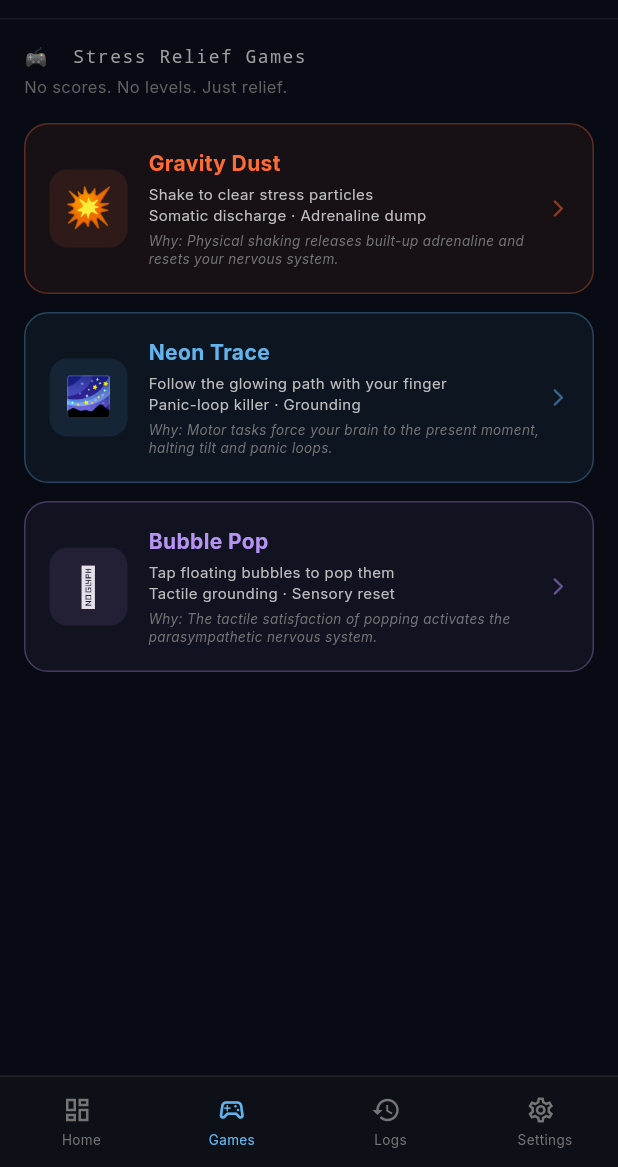
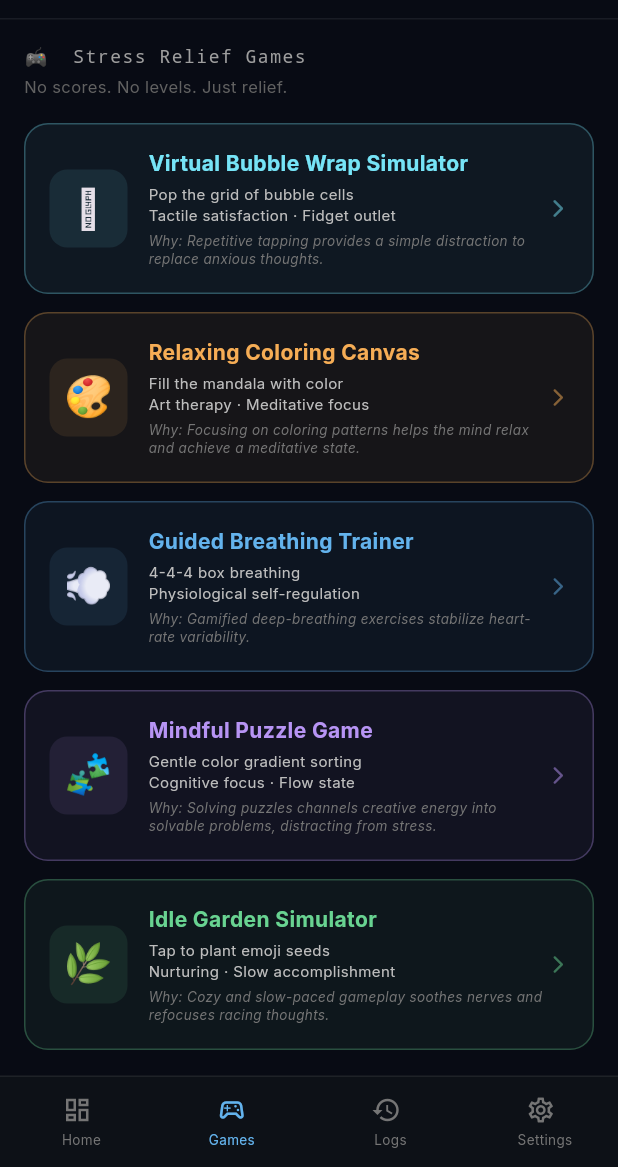
Before and after one commit to PrajwalGaniga/HACKMATRIX-System-Crash, a Flutter app: the screen it shows after launch, item 2 of the bottom bar chosen, on a phone screen of 412 x 824 dp, the part 69-1236 px from its top. Run offline on Flutter 3.47's test engine with Material 3 defaults, Android fonts, the phone set to English and light mode, and no system bars; our stand-ins replace fl_chart, google_fonts, permission_handler, sensors_plus, socket_io_client, vibration; network calls fail.

Commit message:
2nd commit

```diff
--- a/mobile/lib/models/intervention_model.dart
+++ b/mobile/lib/models/intervention_model.dart
@@ -13,8 +13,9 @@ class InterventionModel {
   final bool triggerCall;
   final String? gameId;
   final Map<String, dynamic> auData;
+  final DateTime timestamp;
 
-  const InterventionModel({
+  InterventionModel({
     required this.stressLevel,
     required this.action,
     this.level = 'NONE',
@@ -29,7 +30,8 @@ class InterventionModel {
     this.triggerCall = false,
     this.gameId,
     this.auData = const {},
-  });
+    DateTime? timestamp,
+  }) : timestamp = timestamp ?? DateTime.now();
 
   factory InterventionModel.fromJson(Map<String, dynamic> json) {
     return InterventionModel(
--- a/mobile/lib/screens/home_screen.dart
+++ b/mobile/lib/screens/home_screen.dart
@@ -5,6 +5,7 @@ import 'package:provider/provider.dart';
 import 'package:sensors_plus/sensors_plus.dart';
 import 'package:http/http.dart' as http;
 import 'dart:convert';
+import 'package:intl/intl.dart';
 import '../services/socket_service.dart';
 import '../services/haptic_service.dart';
 import '../models/intervention_model.dart';
@@ -13,6 +14,11 @@ import 'intervention_hub.dart';
 import 'game_shake.dart';
 import 'game_neon_trace.dart';
 import 'game_bubble_pop.dart';
+import 'game_bubble_wrap.dart';
+import 'game_coloring.dart';
+import 'game_breathing.dart';
+import 'game_mindful_puzzle.dart';
+import 'game_idle_garden.dart';
 
 class HomeScreen extends StatefulWidget {
   const HomeScreen({super.key});
@@ -462,6 +468,48 @@ class _GamesTab extends StatelessWidget {
         Text('No scores. No levels. Just relief.', style: TextStyle(fontSize: 11, color: Colors.grey[700])),
         const SizedBox(height: 16),
         _GameCard(
+          emoji: '🫧', title: 'Virtual Bubble Wrap Simulator',
+          subtitle: 'Pop the grid of bubble cells\nTactile satisfaction · Fidget outlet',
+          color: const Color(0xFF76E4F7),
+          why: 'Repetitive tapping provides a simple distraction to replace anxious thoughts.',
+          onTap: () => Navigator.push(context, MaterialPageRoute(builder: (_) => const BubbleWrapGame())),
+        ),
+        const SizedBox(height: 12),
+        _GameCard(
+          emoji: '🎨', title: 'Relaxing Coloring Canvas',
+          subtitle: 'Fill the mandala with color\nArt therapy · Meditative focus',
+          color: const Color(0xFFF6AD55),
+          why: 'Focusing on coloring patterns helps the mind relax and achieve a meditative state.',
+          onTap: () => Navigator.push(context, MaterialPageRoute(builder: (_) => const RelaxingColoringGame())),
+        ),
+        const SizedBox(height: 12),
+        _GameCard(
+          emoji: '💨', title: 'Guided Breathing Trainer',
+          subtitle: '4-4-4 box breathing\nPhysiological self-regulation',
+          color: const Color(0xFF63B3ED),
+          why: 'Gamified deep-breathing exercises stabilize heart-rate variability.',
+          onTap: () => Navigator.push(context, MaterialPageRoute(builder: (_) => const BreathingTrainerGame())),
+        ),
+        const SizedBox(height: 12),
+        _GameCard(
+          emoji: '🧩', title: 'Mindful Puzzle Game',
+          subtitle: 'Gentle color gradient sorting\nCognitive focus · Flow state',
+          color: const Color(0xFFB794F4),
+          why: 'Solving puzzles channels creative energy into solvable problems, distracting from stress.',
+          onTap: () => Navigator.push(context, MaterialPageRoute(builder: (_) => const MindfulPuzzleGame())),
+        ),
+        const SizedBox(height: 12),
+        _GameCard(
+          emoji: '🌿', title: 'Idle Garden Simulator',
+          subtitle: 'Tap to plant emoji seeds\nNurturing · Slow accomplishment',
+          color: const Color(0xFF68D391),
+          why: 'Cozy and slow-paced gameplay soothes nerves and refocuses racing thoughts.',
+          onTap: () => Navigator.push(context, MaterialPageRoute(builder: (_) => const IdleGardenGame())),
+        ),
+        const SizedBox(height: 20),
+        const Divider(color: Colors.white12),
+        const SizedBox(height: 20),
+        _GameCard(
           emoji: '💥', title: 'Gravity Dust',
           subtitle: 'Shake to clear stress particles\nSomatic discharge · Adrenaline dump',
           color: const Color(0xFFFF6B35),
@@ -472,7 +520,7 @@ class _GamesTab extends StatelessWidget {
         _GameCard(
           emoji: '🌌', title: 'Neon Trace',
           subtitle: 'Follow the glowing path with your finger\nPanic-loop killer · Grounding',
-          color: const Color(0xFF63B3ED),
+          color: const Color(0xFF4FD1C5),
           why: 'Motor tasks force your brain to the present moment, halting tilt and panic loops.',
           onTap: () => Navigator.push(context, MaterialPageRoute(builder: (_) => const NeonTraceGame())),
         ),
@@ -480,7 +528,7 @@ class _GamesTab extends StatelessWidget {
         _GameCard(
           emoji: '🫧', title: 'Bubble Pop',
           subtitle: 'Tap floating bubbles to pop them\nTactile grounding · Sensory reset',
-          color: const Color(0xFFB794F4),
+          color: const Color(0xFFFC8181),
           why: 'The tactile satisfaction of popping activates the parasympathetic nervous system.',
           onTap: () => Navigator.push(context, MaterialPageRoute(builder: (_) => const BubblePopGame())),
         ),
@@ -574,9 +622,12 @@ class _InterventionList extends StatelessWidget {
           padding: const EdgeInsets.all(12),
           decoration: BoxDecoration(color: const Color(0xFF0D1117), borderRadius: BorderRadius.circular(12), border: Border.all(color: color.withValues(alpha: 0.2))),
           child: Column(crossAxisAlignment: CrossAxisAlignment.start, children: [
-            Row(children: [
-              Text('${h.toastEmoji} ${h.stressLevel} — ${h.action}', style: TextStyle(fontSize: 11, fontWeight: FontWeight.w700, color: color, fontFamily: 'monospace')),
-              const Spacer(),
+            Row(crossAxisAlignment: CrossAxisAlignment.start, children: [
+              Expanded(child: Column(crossAxisAlignment: CrossAxisAlignment.start, children: [
+                Text('${h.toastEmoji} ${h.stressLevel} — ${h.action}', style: TextStyle(fontSize: 11, fontWeight: FontWeight.w700, color: color, fontFamily: 'monospace')),
+                const SizedBox(height: 2),
+                Text(DateFormat('MMM d, h:mm a').format(h.timestamp), style: TextStyle(fontSize: 9, color: Colors.grey[600], fontFamily: 'monospace')),
+              ])),
               if (h.triggerCall) const Text('📞 Called', style: TextStyle(fontSize: 9, color: Color(0xFF76E4F7))),
             ]),
             if (h.gameId != null && h.gameId!.isNotEmpty) ...[
--- a/mobile/lib/screens/intervention_hub.dart
+++ b/mobile/lib/screens/intervention_hub.dart
@@ -2,15 +2,13 @@ import 'dart:async';
 import 'package:flutter/material.dart';
 import '../models/intervention_model.dart';
 import '../services/haptic_service.dart';
-import 'game_shake.dart';
-import 'game_neon_trace.dart';
-import 'game_bubble_pop.dart';
 import 'game_bubble_wrap.dart';
+import 'game_coloring.dart';
 import 'game_breathing.dart';
+import 'game_mindful_puzzle.dart';
 import 'game_idle_garden.dart';
-import 'game_mindful_puzzle.dart';
 
-/// All available game descriptors
+/// Master list of the 5 targetless games
 class _GameInfo {
   final String id, emoji, title, subtitle;
   final Color color;
@@ -19,13 +17,11 @@ class _GameInfo {
 }
 
 const _games = [
-  _GameInfo(id: 'BUBBLE_WRAP',     emoji: '🫧', title: 'Bubble Wrap',     subtitle: 'Pop the grid • reset your senses',      color: Color(0xFF76E4F7), builder: BubbleWrapGame.new),
-  _GameInfo(id: 'BREATHING',       emoji: '💨', title: 'Breathing',        subtitle: '4-4-4 box breathing • guided circle',   color: Color(0xFF63B3ED), builder: BreathingTrainerGame.new),
-  _GameInfo(id: 'IDLE_GARDEN',     emoji: '🌿', title: 'Idle Garden',      subtitle: 'Tap to plant • watch things grow',      color: Color(0xFF68D391), builder: IdleGardenGame.new),
-  _GameInfo(id: 'MINDFUL_PUZZLE',  emoji: '🎨', title: 'Mindful Puzzle',   subtitle: 'Sort color tiles • slow focus',         color: Color(0xFFB794F4), builder: MindfulPuzzleGame.new),
-  _GameInfo(id: 'GRAVITY_DUST',    emoji: '💥', title: 'Gravity Dust',     subtitle: 'Shake to clear stress particles',        color: Color(0xFFFF6B35), builder: GravityDustGame.new),
-  _GameInfo(id: 'NEON_TRACE',      emoji: '🌌', title: 'Neon Trace',       subtitle: 'Trace the glowing path • grounding',    color: Color(0xFF63B3ED), builder: NeonTraceGame.new),
-  _GameInfo(id: 'BUBBLE_POP',      emoji: '🫧', title: 'Bubble Pop',       subtitle: 'Tap rising bubbles • tactile relief',   color: Color(0xFFB794F4), builder: BubblePopGame.new),
+  _GameInfo(id: 'BUBBLE_WRAP',       emoji: '🫧', title: 'Bubble Wrap',      subtitle: 'Pop the grid • Reset senses',       color: Color(0xFF76E4F7), builder: BubbleWrapGame.new),
+  _GameInfo(id: 'RELAXING_COLORING', emoji: '🎨', title: 'Coloring',         subtitle: 'Fill the mandala • Art therapy',    color: Color(0xFFF6AD55), builder: RelaxingColoringGame.new),
+  _GameInfo(id: 'BREATHING_TRAINER', emoji: '💨', title: 'Breathing',        subtitle: '4-4-4 Box • Guided circle',         color: Color(0xFF63B3ED), builder: BreathingTrainerGame.new),
+  _GameInfo(id: 'MINDFUL_PUZZLE',    emoji: '🧩', title: 'Mindful Puzzle',   subtitle: 'Color tiles • Slow focus',          color: Color(0xFFB794F4), builder: MindfulPuzzleGame.new),
+  _GameInfo(id: 'IDLE_GARDEN',       emoji: '🌿', title: 'Idle Garden',      subtitle: 'Tap to plant • Watch it grow',      color: Color(0xFF68D391), builder: IdleGardenGame.new),
 ];
 
 _GameInfo _findGame(String? id) =>
@@ -54,7 +50,7 @@ class _InterventionHubState extends State<InterventionHub> with TickerProviderSt
     HapticService.loopHeartbeat(times: 3);
 
     // Auto-launch Gemini-selected game after 3s countdown
-    if (widget.intervention.gameId != null) {
+    if (widget.intervention.gameId != null && widget.intervention.gameId!.isNotEmpty) {
       _launchTimer = Timer.periodic(const Duration(seconds: 1), (t) {
         if (!mounted) { t.cancel(); return; }
         setState(() => _countdown--);
@@ -122,7 +118,7 @@ class _InterventionHubState extends State<InterventionHub> with TickerProviderSt
               const SizedBox(height: 16),
               Text(i.toastEmoji, style: const TextStyle(fontSize: 52)),
               const SizedBox(height: 10),
-              const Text('Prajwal, take a breath.', textAlign: TextAlign.center, style: TextStyle(fontSize: 22, fontWeight: FontWeight.w800, color: Colors.white)),
+              const Text('Aegis is standing guard.', textAlign: TextAlign.center, style: TextStyle(fontSize: 22, fontWeight: FontWeight.w800, color: Colors.white)),
               const SizedBox(height: 6),
               if (i.toastMsg.isNotEmpty)
                 Padding(
@@ -151,14 +147,14 @@ class _InterventionHubState extends State<InterventionHub> with TickerProviderSt
                 child: Container(
                   padding: const EdgeInsets.symmetric(horizontal: 12, vertical: 7),
                   decoration: BoxDecoration(color: const Color(0xFF76E4F7).withValues(alpha: 0.06), borderRadius: BorderRadius.circular(10)),
-                  child: const Text('📞 Calling +91 9110 687 983 via Polly.Joanna', style: TextStyle(fontSize: 10, color: Color(0xFF76E4F7), fontFamily: 'monospace')),
+                  child: const Text('📞 Calling +91 9110 687 983 via Twilio', style: TextStyle(fontSize: 10, color: Color(0xFF76E4F7), fontFamily: 'monospace')),
                 ),
               ),
 
               const Spacer(),
 
               // Auto-launch banner
-              if (i.gameId != null && _countdown > 0)
+              if (i.gameId != null && i.gameId!.isNotEmpty && _countdown > 0)
                 Padding(
                   padding: const EdgeInsets.symmetric(horizontal: 20),
                   child: Container(
--- a/mobile/lib/services/socket_service.dart
+++ b/mobile/lib/services/socket_service.dart
@@ -10,8 +10,39 @@ class SocketService extends ChangeNotifier {
   bool _connected = false;
   String _activeApp = 'Detecting…';
   InterventionModel? _lastIntervention;
-  final List<InterventionModel> _history = [];
-  final List<Map<String, dynamic>> _callLog = [];
+  final List<InterventionModel> _history = [
+    InterventionModel(
+      stressLevel: 'HIGH', action: 'INTERVENE', confidence: 0.94,
+      reasoning: 'Extremely high AU23 detected indicating tilt.',
+      toastMsg: 'Take a breath. You are playing well, just reset.',
+      toastEmoji: '🛡️',
+      breathingTip: 'Breathe in 4s, hold 4s, out 4s.',
+      restReminder: 'Drink some water.',
+      activeApp: 'PUBG Mobile',
+      triggerCall: true,
+      gameId: 'BUBBLE_WRAP',
+      timestamp: DateTime.now().subtract(const Duration(minutes: 15)),
+    ),
+    InterventionModel(
+      stressLevel: 'ELEVATED', action: 'WARN', confidence: 0.76,
+      reasoning: 'Blink rate dropped significantly.',
+      toastMsg: 'Remember to blink and relax your shoulders.',
+      toastEmoji: '👀',
+      breathingTip: 'Soft focus your eyes.',
+      restReminder: 'Look at something 20 feet away.',
+      activeApp: 'VS Code',
+      triggerCall: false,
+      timestamp: DateTime.now().subtract(const Duration(minutes: 42)),
+    ),
+  ];
+  final List<Map<String, dynamic>> _callLog = [
+    {
+      'status': 'completed',
+      'stress': 'HIGH',
+      'time': DateFormat('MMM d, h:mm a').format(DateTime.now().subtract(const Duration(minutes: 15))),
+      'msg': 'Take a breath. You are playing well, just reset.',
+    },
+  ];
 
   bool get connected => _connected;
   String get activeApp => _activeApp;
@@ -66,7 +97,7 @@ class SocketService extends ChangeNotifier {
           _callLog.insert(0, {
             'status': 'initiated',
             'stress': model.stressLevel,
-            'time': DateFormat('h:mm a').format(DateTime.now()),
+            'time': DateFormat('MMM d, h:mm a').format(DateTime.now()),
             'msg': model.toastMsg,
           });
           if (_callLog.length > 20) _callLog.removeLast();
```
Also changed, not shown: mobile/lib/screens/game_coloring.dart (added, +189 -0 lines), 4 other files.
